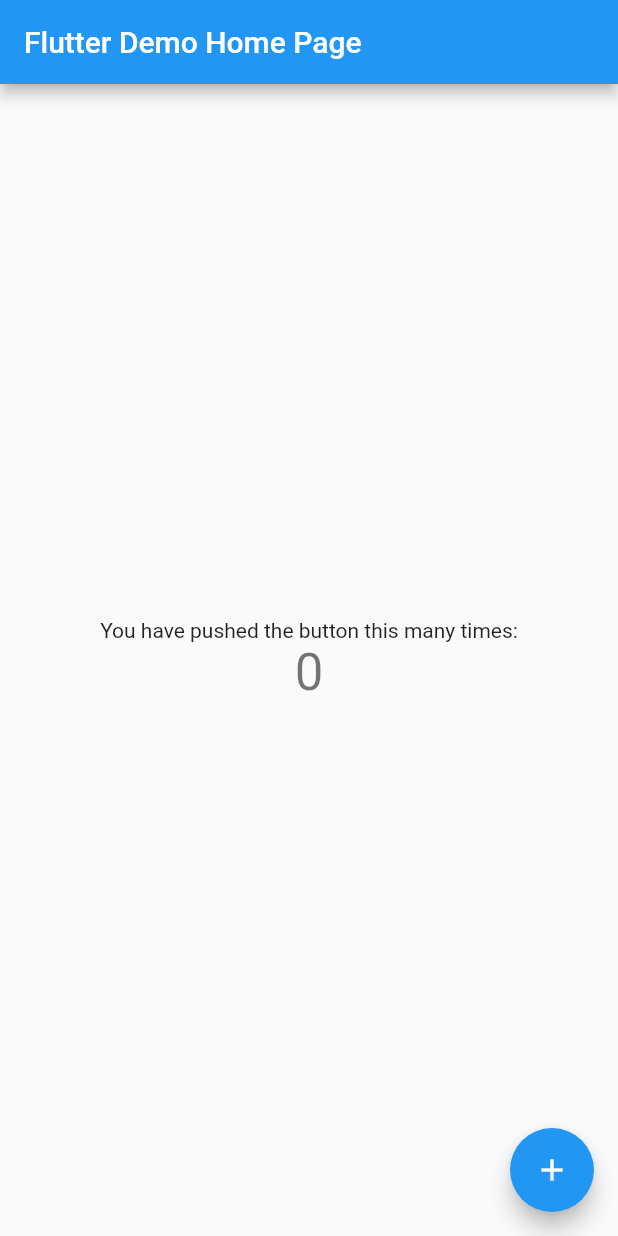
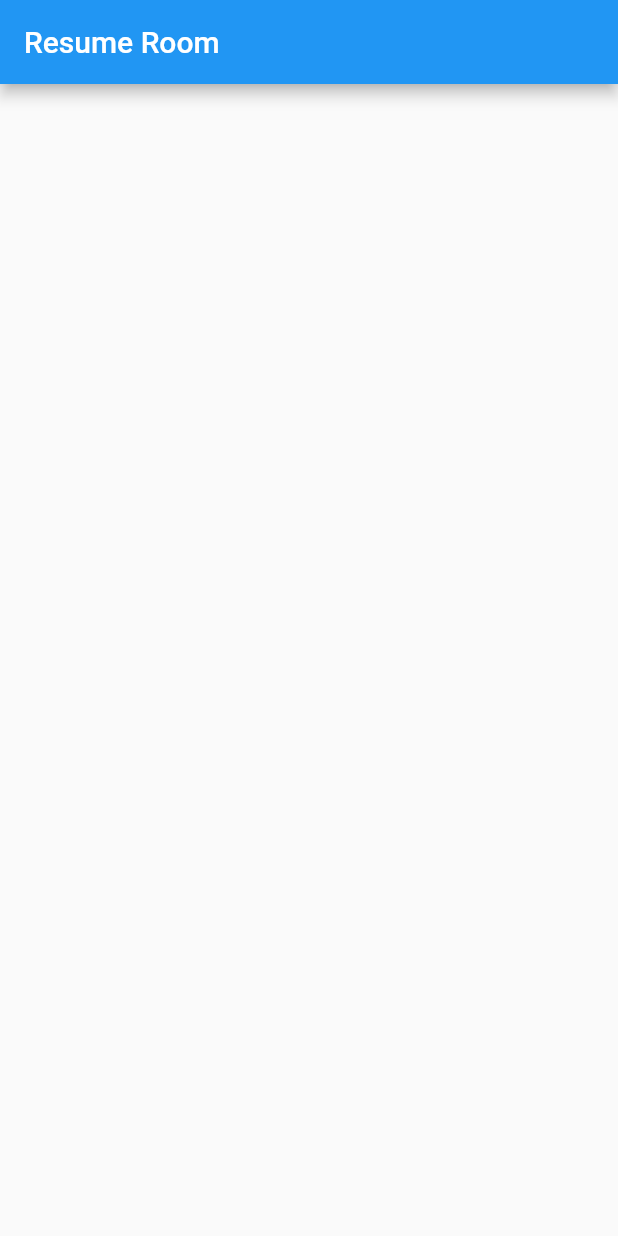
Before and after one commit to bryanbarrios/resume_room, a Flutter app: the screen it shows after launch, on a phone screen of 412 x 824 dp. Run offline on Flutter 3.47's test engine with Material 2 defaults, Android fonts, the phone set to English and light mode, and no system bars.

Commit message:
chore: clean up project

```diff
--- /dev/null
+++ b/lib/app/app.dart
@@ -0,0 +1,17 @@
+import 'package:flutter/material.dart';
+
+class App extends StatelessWidget {
+  const App({Key? key}) : super(key: key);
+
+  @override
+  Widget build(BuildContext context) {
+    return MaterialApp(
+      title: 'Resume Room',
+      home: Scaffold(
+        appBar: AppBar(
+          title: const Text('Resume Room'),
+        ),
+      ),
+    );
+  }
+}
--- a/lib/main.dart
+++ b/lib/main.dart
@@ -1,65 +1,4 @@
 import 'package:flutter/material.dart';
+import 'package:resume_room/app/app.dart';
 
-void main() {
-  runApp(MyApp());
-}
-
-class MyApp extends StatelessWidget {
-  @override
-  Widget build(BuildContext context) {
-    return MaterialApp(
-      title: 'Flutter Demo',
-      theme: ThemeData(
-        primarySwatch: Colors.blue,
-      ),
-      home: MyHomePage(title: 'Flutter Demo Home Page'),
-    );
-  }
-}
-
-class MyHomePage extends StatefulWidget {
-  MyHomePage({Key? key, required this.title}) : super(key: key);
-
-  final String title;
-
-  @override
-  _MyHomePageState createState() => _MyHomePageState();
-}
-
-class _MyHomePageState extends State<MyHomePage> {
-  int _counter = 0;
-
-  void _incrementCounter() {
-    setState(() {
-      _counter++;
-    });
-  }
-
-  @override
-  Widget build(BuildContext context) {
-    return Scaffold(
-      appBar: AppBar(
-        title: Text(widget.title),
-      ),
-      body: Center(
-        child: Column(
-          mainAxisAlignment: MainAxisAlignment.center,
-          children: <Widget>[
-            Text(
-              'You have pushed the button this many times:',
-            ),
-            Text(
-              '$_counter',
-              style: Theme.of(context).textTheme.headline4,
-            ),
-          ],
-        ),
-      ),
-      floatingActionButton: FloatingActionButton(
-        onPressed: _incrementCounter,
-        tooltip: 'Increment',
-        child: Icon(Icons.add),
-      ),
-    );
-  }
-}
+void main() => runApp(const App());
```
Also changed, not shown: 1 other file.
